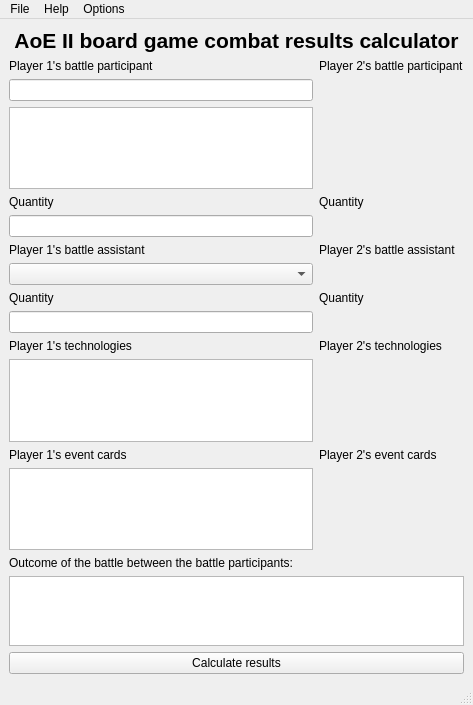
Above: AoE2_Calculator-master/mainwindow.ui from ProjectsKoryHasWorkedOn/2023-2024_AoE_II_Board_Game_Combat_Results_Calculator_Reworked before the change. Below: the same form after it.
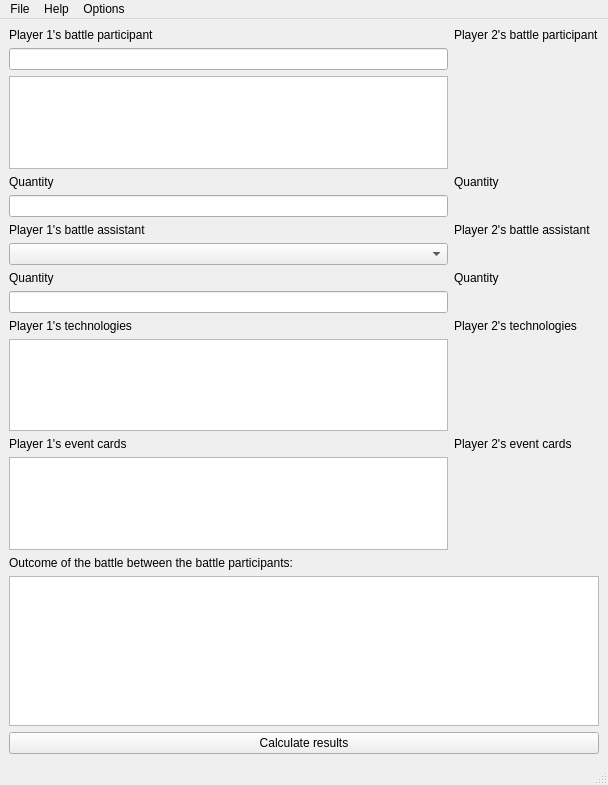
That is the form after the change.

The edit to the form file:
```diff
--- a/AoE2_Calculator-master/mainwindow.ui
+++ b/AoE2_Calculator-master/mainwindow.ui
@@ -6,8 +6,8 @@
    <rect>
     <x>0</x>
     <y>0</y>
-    <width>473</width>
-    <height>705</height>
+    <width>608</width>
+    <height>785</height>
    </rect>
   </property>
   <property name="sizePolicy">
@@ -25,22 +25,6 @@
      <layout class="QHBoxLayout" name="horizontalLayout">
       <item>
        <layout class="QVBoxLayout" name="verticalLayout_2">
-        <item>
-         <widget class="QLabel" name="programTitleLabel">
-          <property name="font">
-           <font>
-            <pointsize>16</pointsize>
-            <bold>true</bold>
-           </font>
-          </property>
-          <property name="text">
-           <string>AoE II board game combat results calculator</string>
-          </property>
-          <property name="alignment">
-           <set>Qt::AlignCenter</set>
-          </property>
-         </widget>
-        </item>
         <item>
          <layout class="QGridLayout" name="gridLayout_2">
           <item row="3" column="1">
@@ -173,6 +157,12 @@
           </item>
           <item>
            <widget class="QTextEdit" name="gameOutputTextEdit">
+            <property name="minimumSize">
+             <size>
+              <width>0</width>
+              <height>150</height>
+             </size>
+            </property>
             <property name="readOnly">
              <bool>true</bool>
             </property>
@@ -198,7 +188,7 @@
     <rect>
      <x>0</x>
      <y>0</y>
-     <width>473</width>
+     <width>608</width>
      <height>21</height>
     </rect>
    </property>
```
Left out of the diff: 51 changed lines with no effect on the pictures.
